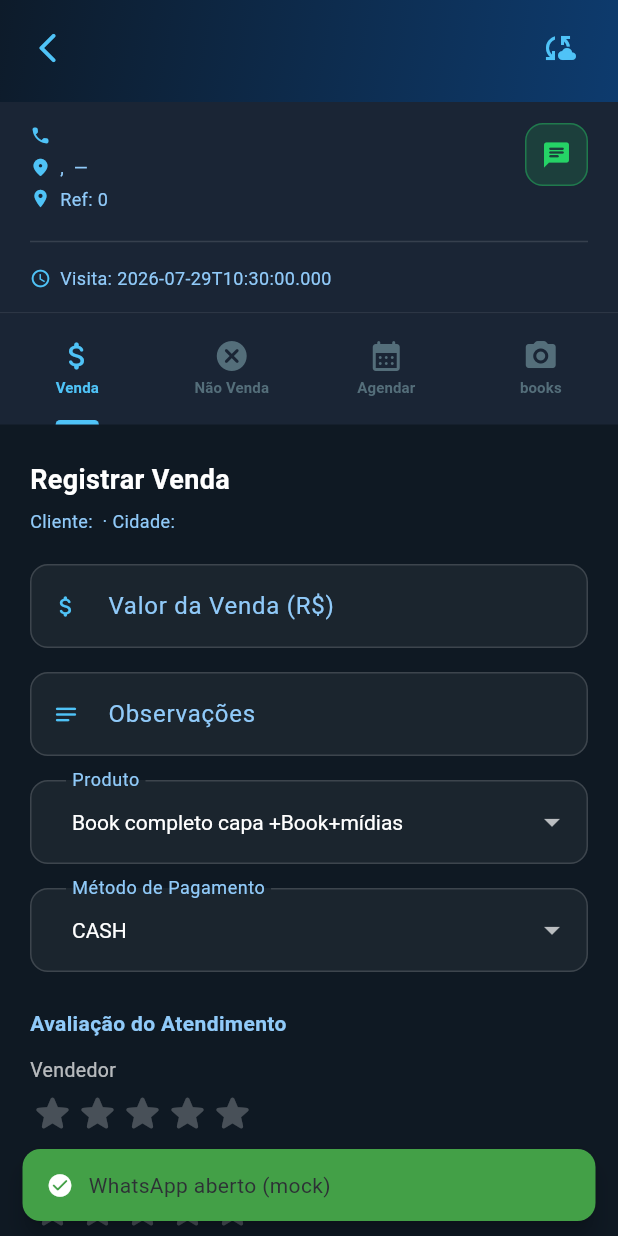
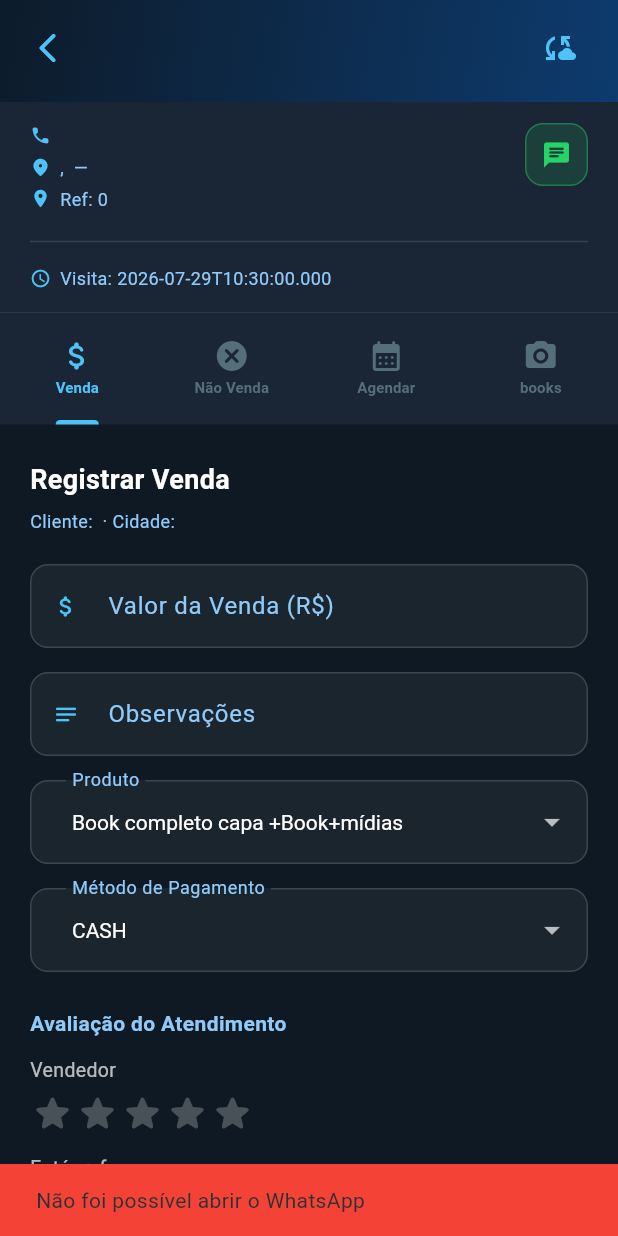
Before and after one commit to makmarleysndjfnd-lab/selectphoto, a Flutter app: the SellerClientDetailScreen screen opened directly with empty values, after a tap on the "chat" icon, on a phone screen of 412 x 824 dp. Run offline on Flutter 3.47's test engine with Material 3 defaults, Android fonts, the phone set to English and light mode, and no system bars; drawn by our look-alikes of flutter_rating_bar; our stand-ins replace connectivity_plus, currency_text_input_formatter, dio, file_picker, firebase_core, firebase_messaging and 10 more; missing offline and left inert: blue_thermal_printer, mobile_scanner; accounts and stored records are empty.

Commit message:
feat: substituir mock do whatsapp por abertura real do app url_launcher

```diff
--- a/mobile/lib/telas/tela_detalhes_cliente_vendedor.dart
+++ b/mobile/lib/telas/tela_detalhes_cliente_vendedor.dart
@@ -225,7 +225,17 @@ class _SellerClientDetailScreenState extends State<SellerClientDetailScreen>
               // WhatsApp
               if (client['phone1'] != null)
                 GestureDetector(
-                  onTap: () => _showSuccess('WhatsApp aberto (mock)'),
+                  onTap: () async {
+                    final num = (client['phone1'] as String).replaceAll(RegExp(r'\D'), '');
+                    // Se o número já tiver o código do país (ex: 55), evitar duplicar, senão adiciona o 55 por padrão do Brasil
+                    final fullNum = num.startsWith('55') ? num : '55$num';
+                    final uri = Uri.parse('https://wa.me/$fullNum');
+                    if (await canLaunchUrl(uri)) {
+                      await launchUrl(uri, mode: LaunchMode.externalApplication);
+                    } else {
+                      if (mounted) ScaffoldMessenger.of(context).showSnackBar(const SnackBar(content: Text('Não foi possível abrir o WhatsApp'), backgroundColor: Colors.red));
+                    }
+                  },
                   child: Container(
                     padding: const EdgeInsets.all(10),
                     decoration: BoxDecoration(
```
